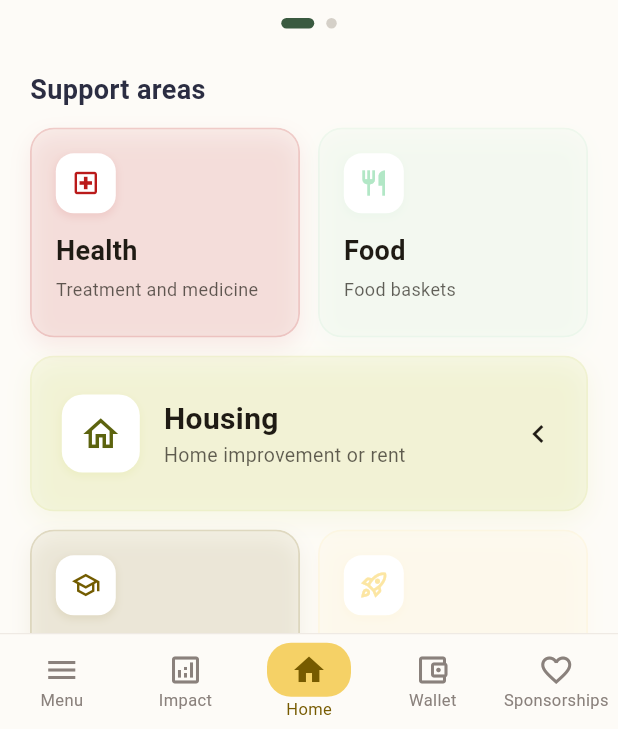
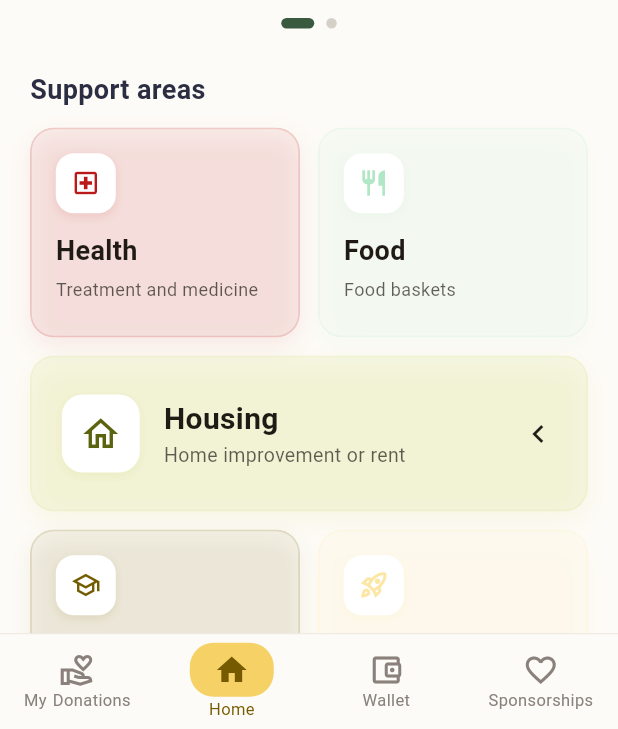
Before and after one commit to Sana-Msallam/Charity-Management, a Flutter app: the DonorHomeScreen screen opened by its route, on a phone screen of 412 x 824 dp, the part 507-1236 px from its top. Run offline on Flutter 3.47's test engine with Material 3 defaults, Android fonts, the phone set to English and light mode, and no system bars; our stand-ins replace country_picker, dio, file_picker, flutter_bloc, flutter_secure_storage, google_fonts and 2 more; accounts and stored records are empty; network calls fail; Roboto replaces fonts that are missing (IBM Plex Sans Arabic).

Commit message:
donation history + profile edit + completed aids

```diff
--- a/lib/Donor/Screen/donations_screen.dart
+++ b/lib/Donor/Screen/donations_screen.dart
@@ -316,7 +316,7 @@ class _DonationsScreenState extends State<DonationsScreen> {
                 const SizedBox(height: 4),
 
                 Text(
-                  '${totalDonated.toStringAsFixed(0)} ${l10n.syrianPound}',
+                  '${totalDonated.toStringAsFixed(0)} \$',
                   style: const TextStyle(
                     color: Colors.white,
                     fontSize: 21,
@@ -480,7 +480,7 @@ Widget _buildErrorState(
           const SizedBox(height: 8),
 
           Text(
-            l10n.tryAgainLater,
+          "",
             textAlign: TextAlign.center,
             style: TextStyle(
               color: AppColors.onSurface.withOpacity(0.65),
@@ -671,7 +671,7 @@ class _DonationCard extends StatelessWidget {
                     CrossAxisAlignment.end,
                 children: [
                   Text(
-                    '${operation.amount.toStringAsFixed(0)} ${AppLocalizations.of(context)!.syrianPound}',
+'${operation.amount.toStringAsFixed(0)} \$',
                     style: TextStyle(
                       color: config.color,
                       fontSize: 14,
--- a/lib/Donor/Screen/donor_home_screen.dart
+++ b/lib/Donor/Screen/donor_home_screen.dart
@@ -897,7 +897,12 @@ class _DonorHomeScreenState extends State<DonorHomeScreen> {
   return Container(
     decoration: const BoxDecoration(
       color: Color(0xFFFDFBF7),
-        border: Border(top: BorderSide(color: Color(0xFFEFEAE4), width: 1)),
+      border: Border(
+        top: BorderSide(
+          color: Color(0xFFEFEAE4),
+          width: 1,
+        ),
+      ),
     ),
     child: BottomNavigationBar(
       backgroundColor: const Color(0xFFFDFBF7),
@@ -907,12 +912,10 @@ class _DonorHomeScreenState extends State<DonorHomeScreen> {
       unselectedItemColor: const Color(0xFF8A817C),
       selectedFontSize: 11,
       unselectedFontSize: 11,
-        currentIndex: 2,
+      currentIndex: 1,
+
       onTap: (index) {
         if (index == 0) {
-            scaffoldKey.currentState?.openDrawer();
-          }
-if (index == 1) {
           Navigator.push(
             context,
             MaterialPageRoute(
@@ -924,45 +927,55 @@ if (index == 1) {
             ),
           );
         }
-          if (index == 4) {
+
+        if (index == 3) {
           Navigator.push(
             context,
             MaterialPageRoute(
-                builder: (context) => const SponsorshipMainScreen(),
+              builder: (context) =>
+                  const SponsorshipMainScreen(),
             ),
           );
         }
       },
+
       items: [
         BottomNavigationBarItem(
-            icon: const Icon(Icons.menu),
-            label: l10n.menu,
+          icon: const Icon(
+            Icons.volunteer_activism_outlined,
           ),
-
-          BottomNavigationBarItem(
-            icon: const Icon(Icons.analytics_outlined),
-            label: l10n.impact,
+          label:  l10n.myDonations,
         ),
 
         BottomNavigationBarItem(
           icon: Container(
-              padding: const EdgeInsets.symmetric(horizontal: 16, vertical: 6),
+            padding: const EdgeInsets.symmetric(
+              horizontal: 16,
+              vertical: 6,
+            ),
             decoration: BoxDecoration(
               color: const Color(0xFFF5D166),
               borderRadius: BorderRadius.circular(16),
             ),
-              child: const Icon(Icons.home, color: Color(0xFF765A00)),
+            child: const Icon(
+              Icons.home,
+              color: Color(0xFF765A00),
+            ),
           ),
           label: l10n.home,
         ),
 
         BottomNavigationBarItem(
-            icon: const Icon(Icons.account_balance_wallet_outlined),
+          icon: const Icon(
+            Icons.account_balance_wallet_outlined,
+          ),
           label: l10n.wallet,
         ),
 
         BottomNavigationBarItem(
-            icon: const Icon(Icons.favorite_border),
+          icon: const Icon(
+            Icons.favorite_border,
+          ),
           label: l10n.sponsorships,
         ),
       ],
--- a/lib/l10n/app_ar.arb
+++ b/lib/l10n/app_ar.arb
@@ -317,8 +317,8 @@
   "walletTopUp": "شحن المحفظة",
   "caseLabel": "حالة",
   "operation": "معاملة",
-  "tryAgainLater": "تعذر تحميل سجل التبرعات حاليًا. يرجى المحاولة مرة أخرى.",
 "retry": "إعادة المحاولة",
+
 "totalDonaited": "إجمالي التبرعات",
   "empty": "لا توجد معاملات",
   "sponsor":"كافل",
--- a/lib/l10n/app_en.arb
+++ b/lib/l10n/app_en.arb
@@ -151,7 +151,6 @@
     "title": "My Donations",
   "total": "Total Donations",
   "all": "All",
-"tryAgainLater": "We couldn't load your donation history. Please try again.",
 "retry": "Retry",
 "totalDonaited": "Total Donations",
   "sponsorship": "Sponsorship",
```
Also changed, not shown: lib/Donor/Profile/profile_screen.dart (+4 -17 lines), lib/l10n/generated/app_localizations.dart, lib/l10n/generated/app_localizations_ar.dart, lib/l10n/generated/app_localizations_en.dart. Lines whose indentation alone changed are shown as unchanged.
